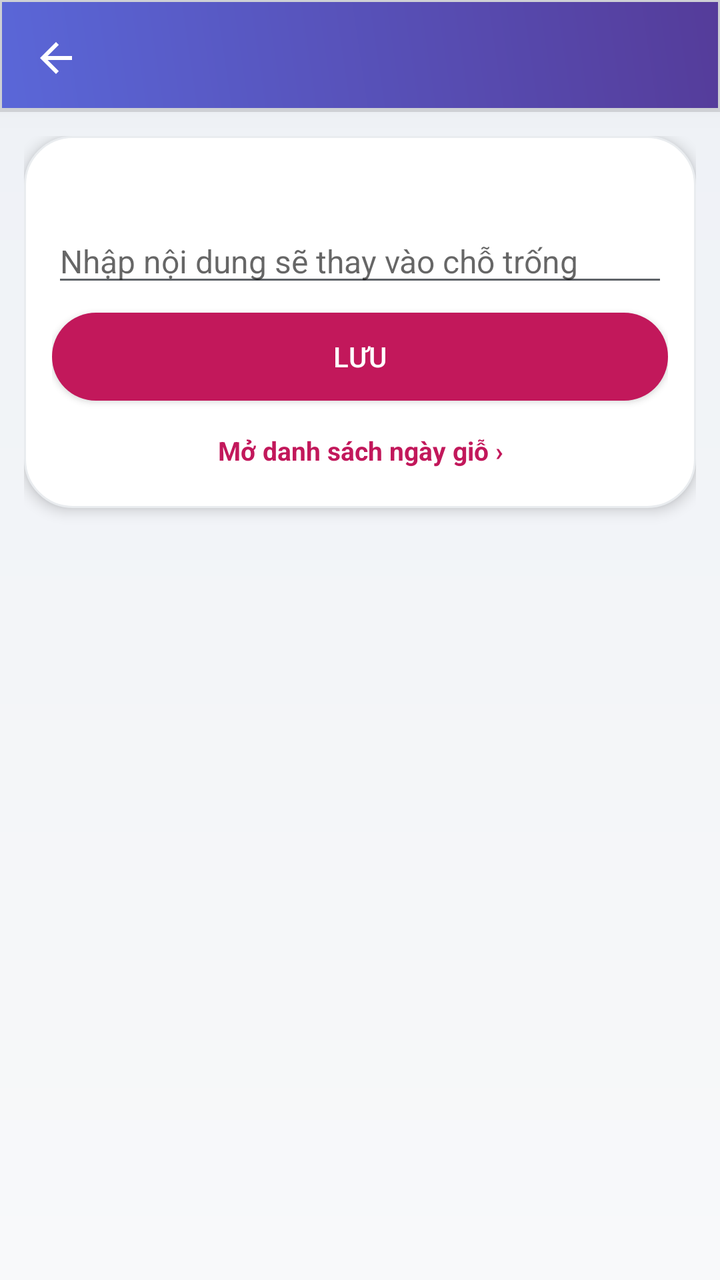
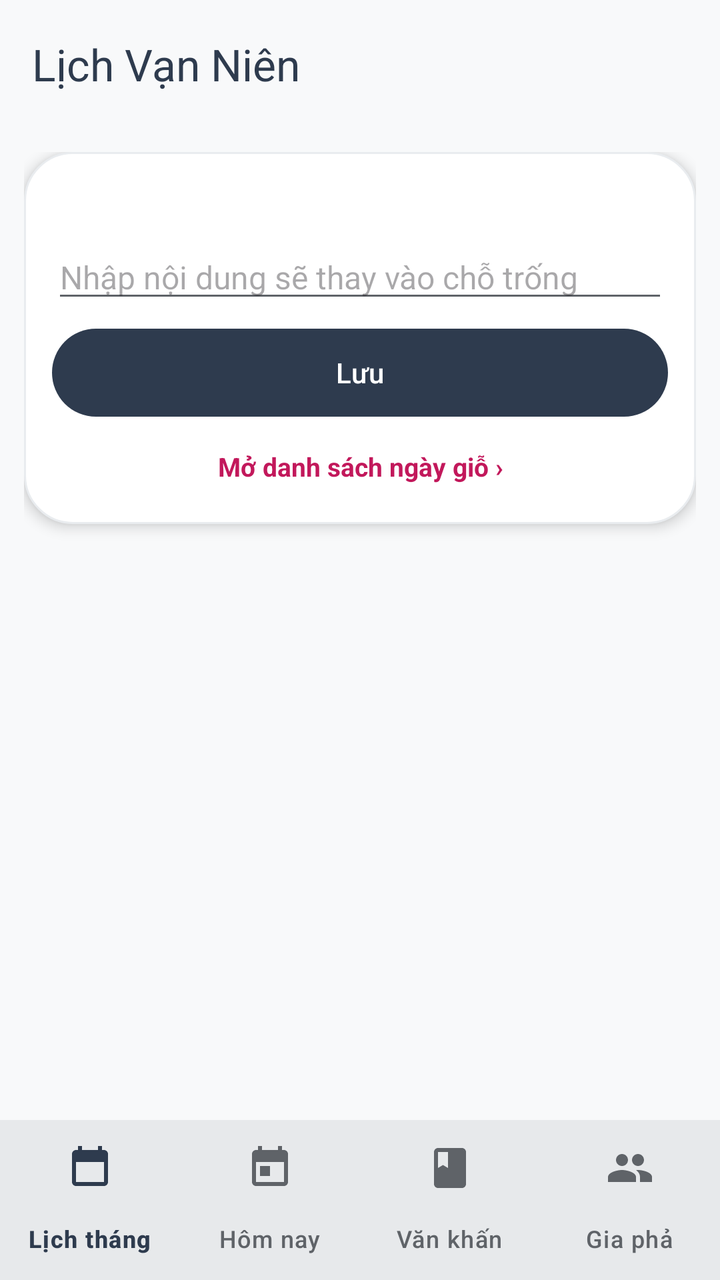

Two renders of the same Android screen: before a commit and after it. Below are the layout's source before the change and the commit's diff.
<!-- AndroidManifest.xml: activity theme AppTheme -->
<!-- res/layout/activity_prayer_field.xml -->
<?xml version="1.0" encoding="utf-8"?>
<LinearLayout xmlns:android="http://schemas.android.com/apk/res/android"
    xmlns:app="http://schemas.android.com/apk/res-auto"
    android:layout_width="match_parent"
    android:layout_height="match_parent"
    android:background="@drawable/month_screen_background"
    android:orientation="vertical">

    <androidx.appcompat.widget.Toolbar
        android:id="@+id/toolbar"
        android:layout_width="match_parent"
        android:layout_height="?attr/actionBarSize"
        android:background="@drawable/toolbar_background"
        android:elevation="8dp"
        android:theme="@style/ThemeOverlay.AppCompat.Dark.ActionBar"
        app:navigationIcon="@drawable/ic_arrow_back"
        app:popupTheme="@style/ThemeOverlay.AppCompat.Light" />

    <androidx.core.widget.NestedScrollView
        android:layout_width="match_parent"
        android:layout_height="0dp"
        android:layout_weight="1"
        android:fillViewport="true">

        <LinearLayout
            android:layout_width="match_parent"
            android:layout_height="wrap_content"
            android:orientation="vertical"
            android:padding="12dp">

            <LinearLayout
                android:layout_width="match_parent"
                android:layout_height="wrap_content"
                android:background="@drawable/month_card_background"
                android:elevation="4dp"
                android:orientation="vertical"
                android:padding="14dp">

                <TextView
                    android:id="@+id/field_note"
                    android:layout_width="match_parent"
                    android:layout_height="wrap_content"
                    android:textColor="@color/textSecondary"
                    android:textSize="13sp" />

                <EditText
                    android:id="@+id/field_input"
                    android:layout_width="match_parent"
                    android:layout_height="wrap_content"
                    android:layout_marginTop="10dp"
                    android:hint="Nhập nội dung sẽ thay vào chỗ trống"
                    android:importantForAutofill="no"
                    android:inputType="textPersonName|textCapWords"
                    android:maxLines="4"
                    android:textColor="@color/textPrimary"
                    android:textSize="16sp" />

                <Button
                    android:id="@+id/save_button"
                    android:layout_width="match_parent"
                    android:layout_height="44dp"
                    android:layout_marginTop="8dp"
                    android:background="@drawable/month_primary_button_background"
                    android:text="Lưu"
                    android:textColor="@color/textLight"
                    android:textSize="14sp" />

                <TextView
                    android:id="@+id/open_gio_button"
                    android:layout_width="match_parent"
                    android:layout_height="wrap_content"
                    android:layout_marginTop="10dp"
                    android:gravity="center"
                    android:padding="6dp"
                    android:text="Mở danh sách ngày giỗ ›"
                    android:textColor="@color/secondaryColor"
                    android:textSize="13sp"
                    android:textStyle="bold" />

            </LinearLayout>

            <TextView
                android:id="@+id/usage_header"
                android:layout_width="match_parent"
                android:layout_height="wrap_content"
                android:layout_marginTop="16dp"
                android:layout_marginBottom="6dp"
                android:textColor="@color/primaryDarkColor"
                android:textSize="16sp"
                android:textStyle="bold" />

            <androidx.recyclerview.widget.RecyclerView
                android:id="@+id/prayer_list"
                android:layout_width="match_parent"
                android:layout_height="wrap_content"
                android:background="@drawable/month_card_background"
                android:nestedScrollingEnabled="false" />

        </LinearLayout>
    </androidx.core.widget.NestedScrollView>
</LinearLayout>
<!-- resources referenced by this layout -->
<resources>
  <color name="primaryDarkColor">#1A2332</color>
  <color name="secondaryColor">#C2185B</color>
  <color name="textLight">#FFFFFF</color>
  <color name="textPrimary">#2E3B4E</color>
  <color name="textSecondary">#5F6368</color>
  <!-- drawable ic_arrow_back (drawable) -->
  <?xml version="1.0" encoding="utf-8"?>
  <vector xmlns:android="http://schemas.android.com/apk/res/android"
      android:width="24dp"
      android:height="24dp"
      android:viewportWidth="24"
      android:viewportHeight="24">
      <path
          android:fillColor="#FFFFFF"
          android:pathData="M20,11H7.83l5.59,-5.59L12,4l-8,8 8,8 1.41,-1.41L7.83,13H20v-2z"/>
  </vector>
  <!-- drawable month_card_background (drawable) -->
  <?xml version="1.0" encoding="utf-8"?>
  <shape xmlns:android="http://schemas.android.com/apk/res/android">
      <solid android:color="#FFFFFF" />
      <corners android:radius="24dp" />
      <stroke
          android:width="1dp"
          android:color="@color/cardBorder" />
  </shape>
  <!-- drawable month_primary_button_background (drawable) -->
  <?xml version="1.0" encoding="utf-8"?>
  <shape xmlns:android="http://schemas.android.com/apk/res/android">
      <solid android:color="@color/weekendColor" />
      <corners android:radius="24dp" />
  </shape>
  <!-- drawable month_screen_background (drawable) -->
  <?xml version="1.0" encoding="utf-8"?>
  <shape xmlns:android="http://schemas.android.com/apk/res/android">
      <gradient
          android:angle="90"
          android:endColor="@color/monthBackgroundEnd"
          android:startColor="@color/backgroundPrimary"
          android:type="linear" />
  </shape>
  <!-- drawable toolbar_background (drawable) -->
  <?xml version="1.0" encoding="utf-8"?>
  <layer-list xmlns:android="http://schemas.android.com/apk/res/android">
      
      <item>
          <shape android:shape="rectangle">
              <solid android:color="#20000000" />
              <padding
                  android:bottom="2dp"
                  android:left="1dp"
                  android:right="1dp"
                  android:top="1dp" />
          </shape>
      </item>
      
      
      <item>
          <shape android:shape="rectangle">
              <gradient
                  android:angle="45"
                  android:startColor="@color/gradientSecondaryStart"
                  android:endColor="@color/gradientSecondaryEnd"
                  android:type="linear" />
          </shape>
      </item>
  </layer-list>
  <style name="AppTheme" parent="Theme.AppCompat.Light.NoActionBar">
          <item name="colorPrimary">@color/primaryColor</item>
          <item name="colorPrimaryDark">@color/primaryDarkColor</item>
          <item name="colorAccent">@color/secondaryColor</item>
          <item name="android:windowIsTranslucent">true</item>
          <item name="android:windowTranslucentStatus">true</item>
          <item name="android:statusBarColor">@android:color/transparent</item>
          <item name="android:windowBackground">@color/backgroundPrimary</item>
          <item name="android:textColorPrimary">@color/textPrimary</item>
          <item name="android:textColorSecondary">@color/textSecondary</item>
      </style>
  <color name="cardBorder">#E9ECEF</color>
  <color name="weekendColor">#C2185B</color>
  <color name="monthBackgroundEnd">#EEF1F6</color>
  <color name="backgroundPrimary">#F8F9FA</color>
  <color name="gradientSecondaryStart">#5A67D8</color>
  <color name="gradientSecondaryEnd">#553C9A</color>
  <color name="primaryColor">#2E3B4E</color>
</resources>

<!-- the commit's change to res/layout/activity_prayer_field.xml (unified diff, before → after) -->
@@ -3,18 +3,18 @@
     xmlns:app="http://schemas.android.com/apk/res-auto"
     android:layout_width="match_parent"
     android:layout_height="match_parent"
-    android:background="@drawable/month_screen_background"
-    android:orientation="vertical">
-
-    <androidx.appcompat.widget.Toolbar
-        android:id="@+id/toolbar"
+    android:background="?attr/colorSurface"
+    android:orientation="vertical"
+    android:id="@+id/app_root">
+
+    <include layout="@layout/app_header" />
+    <LinearLayout
+        android:id="@+id/app_body"
         android:layout_width="match_parent"
-        android:layout_height="?attr/actionBarSize"
-        android:background="@drawable/toolbar_background"
-        android:elevation="8dp"
-        android:theme="@style/ThemeOverlay.AppCompat.Dark.ActionBar"
-        app:navigationIcon="@drawable/ic_arrow_back"
-        app:popupTheme="@style/ThemeOverlay.AppCompat.Light" />
+        android:layout_height="0dp"
+        android:layout_weight="1"
+        android:orientation="vertical">
+
 
     <androidx.core.widget.NestedScrollView
         android:layout_width="match_parent"
@@ -43,7 +43,7 @@
                     android:textColor="@color/textSecondary"
                     android:textSize="13sp" />
 
-                <EditText
+                <MultiAutoCompleteTextView
                     android:id="@+id/field_input"
                     android:layout_width="match_parent"
                     android:layout_height="wrap_content"
@@ -55,6 +55,84 @@
                     android:textColor="@color/textPrimary"
                     android:textSize="16sp" />
 
+                <LinearLayout
+                    android:id="@+id/worshipper_quick"
+                    android:layout_width="match_parent"
+                    android:layout_height="wrap_content"
+                    android:layout_marginTop="10dp"
+                    android:orientation="vertical"
+                    android:visibility="gone">
+
+                    <LinearLayout
+                        android:id="@+id/recent_group_section"
+                        android:layout_width="match_parent"
+                        android:layout_height="wrap_content"
+                        android:orientation="vertical">
+
+                        <TextView
+                            android:layout_width="match_parent"
+                            android:layout_height="wrap_content"
+                            android:text="Nhóm thường dùng"
+                            android:textColor="@color/textSecondary"
+                            android:textSize="13sp"
+                            android:textStyle="bold" />
+
+                        <HorizontalScrollView
+                            android:layout_width="match_parent"
+                            android:layout_height="wrap_content"
+                            android:layout_marginTop="4dp"
+                            android:scrollbars="none">
+
+                            <LinearLayout
+                                android:id="@+id/recent_group_chips"
+                                android:layout_width="wrap_content"
+                                android:layout_height="wrap_content"
+                                android:orientation="horizontal" />
+                        </HorizontalScrollView>
+                    </LinearLayout>
+
+                    <LinearLayout
+                        android:id="@+id/recent_name_section"
+                        android:layout_width="match_parent"
+                        android:layout_height="wrap_content"
+                        android:layout_marginTop="8dp"
+                        android:orientation="vertical">
+
+                        <TextView
+                            android:layout_width="match_parent"
+                            android:layout_height="wrap_content"
+                            android:text="Tên thường dùng"
+                            android:textColor="@color/textSecondary"
+                            android:textSize="13sp"
+                            android:textStyle="bold" />
+
+                        <HorizontalScrollView
+                            android:layout_width="match_parent"
+                            android:layout_height="wrap_content"
+                            android:layout_marginTop="4dp"
+                            android:scrollbars="none">
+
+                            <LinearLayout
+                                android:id="@+id/recent_name_chips"
+                                android:layout_width="wrap_content"
+                                android:layout_height="wrap_content"
+                                android:orientation="horizontal" />
+                        </HorizontalScrollView>
+                    </LinearLayout>
+
+                    <TextView
+                        android:id="@+id/save_group_button"
+                        android:layout_width="wrap_content"
+                        android:layout_height="wrap_content"
+                        android:layout_marginTop="6dp"
+                        android:clickable="true"
+                        android:focusable="true"
+                        android:padding="4dp"
+                        android:text="+ Lưu nhóm này"
+                        android:textColor="@color/secondaryColor"
+                        android:textSize="13sp"
+                        android:textStyle="bold" />
+                </LinearLayout>
                 <Button
                     android:id="@+id/save_button"
                     android:layout_width="match_parent"
@@ -98,4 +176,33 @@
 
         </LinearLayout>
     </androidx.core.widget.NestedScrollView>
+        </LinearLayout>
+
+<include layout="@layout/app_bottom_nav" />
+
 </LinearLayout>
+<!-- res/layout/app_header.xml (included above) -->
+<?xml version="1.0" encoding="utf-8"?>
+<com.google.android.material.appbar.MaterialToolbar xmlns:android="http://schemas.android.com/apk/res/android"
+    xmlns:app="http://schemas.android.com/apk/res-auto"
+    android:id="@+id/toolbar"
+    android:layout_width="match_parent"
+    android:layout_height="?attr/actionBarSize"
+    android:background="?attr/colorSurface"
+    android:elevation="0dp"
+    app:navigationIconTint="?attr/colorOnSurface"
+    app:title="@string/app_name"
+    app:titleTextColor="?attr/colorOnSurface" />
+<!-- res/layout/app_bottom_nav.xml (included above) -->
+<?xml version="1.0" encoding="utf-8"?>
+<com.google.android.material.bottomnavigation.BottomNavigationView xmlns:android="http://schemas.android.com/apk/res/android"
+    xmlns:app="http://schemas.android.com/apk/res-auto"
+    android:id="@+id/bottom_navigation"
+    android:layout_width="match_parent"
+    android:layout_height="wrap_content"
+    android:background="?attr/colorSurface"
+    android:elevation="3dp"
+    app:itemIconTint="@color/bottom_nav_item_color"
+    app:itemTextColor="@color/bottom_nav_item_color"
+    app:labelVisibilityMode="labeled"
+    app:menu="@menu/main_bottom_nav" />
<!-- resource entries referenced after the edit -->
@@ -5,25 +5,14 @@
   <color name="textLight">#FFFFFF</color>
   <color name="textPrimary">#2E3B4E</color>
   <color name="textSecondary">#5F6368</color>
-  <!-- drawable ic_arrow_back (drawable) -->
-  <?xml version="1.0" encoding="utf-8"?>
-  <vector xmlns:android="http://schemas.android.com/apk/res/android"
-      android:width="24dp"
-      android:height="24dp"
-      android:viewportWidth="24"
-      android:viewportHeight="24">
-      <path
-          android:fillColor="#FFFFFF"
-          android:pathData="M20,11H7.83l5.59,-5.59L12,4l-8,8 8,8 1.41,-1.41L7.83,13H20v-2z"/>
-  </vector>
   <!-- drawable month_card_background (drawable) -->
   <?xml version="1.0" encoding="utf-8"?>
   <shape xmlns:android="http://schemas.android.com/apk/res/android">
-      <solid android:color="#FFFFFF" />
+      <solid android:color="?attr/colorSurfaceVariant" />
       <corners android:radius="24dp" />
       <stroke
           android:width="1dp"
-          android:color="@color/cardBorder" />
+          android:color="?attr/colorOutline" />
   </shape>
   <!-- drawable month_primary_button_background (drawable) -->
   <?xml version="1.0" encoding="utf-8"?>
@@ -31,58 +20,34 @@
       <solid android:color="@color/weekendColor" />
       <corners android:radius="24dp" />
   </shape>
-  <!-- drawable month_screen_background (drawable) -->
-  <?xml version="1.0" encoding="utf-8"?>
-  <shape xmlns:android="http://schemas.android.com/apk/res/android">
-      <gradient
-          android:angle="90"
-          android:endColor="@color/monthBackgroundEnd"
-          android:startColor="@color/backgroundPrimary"
-          android:type="linear" />
-  </shape>
-  <!-- drawable toolbar_background (drawable) -->
-  <?xml version="1.0" encoding="utf-8"?>
-  <layer-list xmlns:android="http://schemas.android.com/apk/res/android">
-      
-      <item>
-          <shape android:shape="rectangle">
-              <solid android:color="#20000000" />
-              <padding
-                  android:bottom="2dp"
-                  android:left="1dp"
-                  android:right="1dp"
-                  android:top="1dp" />
-          </shape>
-      </item>
-      
-      
-      <item>
-          <shape android:shape="rectangle">
-              <gradient
-                  android:angle="45"
-                  android:startColor="@color/gradientSecondaryStart"
-                  android:endColor="@color/gradientSecondaryEnd"
-                  android:type="linear" />
-          </shape>
-      </item>
-  </layer-list>
-  <style name="AppTheme" parent="Theme.AppCompat.Light.NoActionBar">
+  <string name="app_name">Lịch Vạn Niên</string>
+  <style name="AppTheme" parent="Theme.Material3.Light.NoActionBar">
           <item name="colorPrimary">@color/primaryColor</item>
-          <item name="colorPrimaryDark">@color/primaryDarkColor</item>
-          <item name="colorAccent">@color/secondaryColor</item>
-          <item name="android:windowIsTranslucent">true</item>
-          <item name="android:windowTranslucentStatus">true</item>
+          <item name="colorOnPrimary">@color/textLight</item>
+          <item name="colorPrimaryContainer">@color/monthTonal</item>
+          <item name="colorOnPrimaryContainer">@color/primaryDarkColor</item>
+          <item name="colorSecondary">@color/secondaryColor</item>
+          <item name="colorOnSecondary">@color/textLight</item>
+          <item name="colorSecondaryContainer">@color/monthTonal</item>
+          <item name="colorOnSecondaryContainer">@color/primaryDarkColor</item> 
+          <item name="colorSurface">@color/backgroundPrimary</item>
+          <item name="colorOnSurface">@color/textPrimary</item>
+          <item name="colorSurfaceVariant">@color/backgroundSecondary</item>
+          <item name="colorOnSurfaceVariant">@color/textSecondary</item>
+          <item name="colorOutline">@color/cardBorder</item>
+          <item name="android:windowBackground">@color/backgroundPrimary</item>
           <item name="android:statusBarColor">@android:color/transparent</item>
-          <item name="android:windowBackground">@color/backgroundPrimary</item>
+          <item name="android:navigationBarColor">@android:color/transparent</item>
+          <item name="android:windowLightStatusBar">true</item>
+          <item name="android:windowLightNavigationBar">true</item>
           <item name="android:textColorPrimary">@color/textPrimary</item>
           <item name="android:textColorSecondary">@color/textSecondary</item>
       </style>
   <color name="cardBorder">#E9ECEF</color>
   <color name="weekendColor">#C2185B</color>
-  <color name="monthBackgroundEnd">#EEF1F6</color>
   <color name="backgroundPrimary">#F8F9FA</color>
-  <color name="gradientSecondaryStart">#5A67D8</color>
-  <color name="gradientSecondaryEnd">#553C9A</color>
+  <color name="backgroundSecondary">#FFFFFF</color>
   <color name="primaryColor">#2E3B4E</color>
+  <color name="monthTonal">#FCE4EC</color>
 </resources>
 
